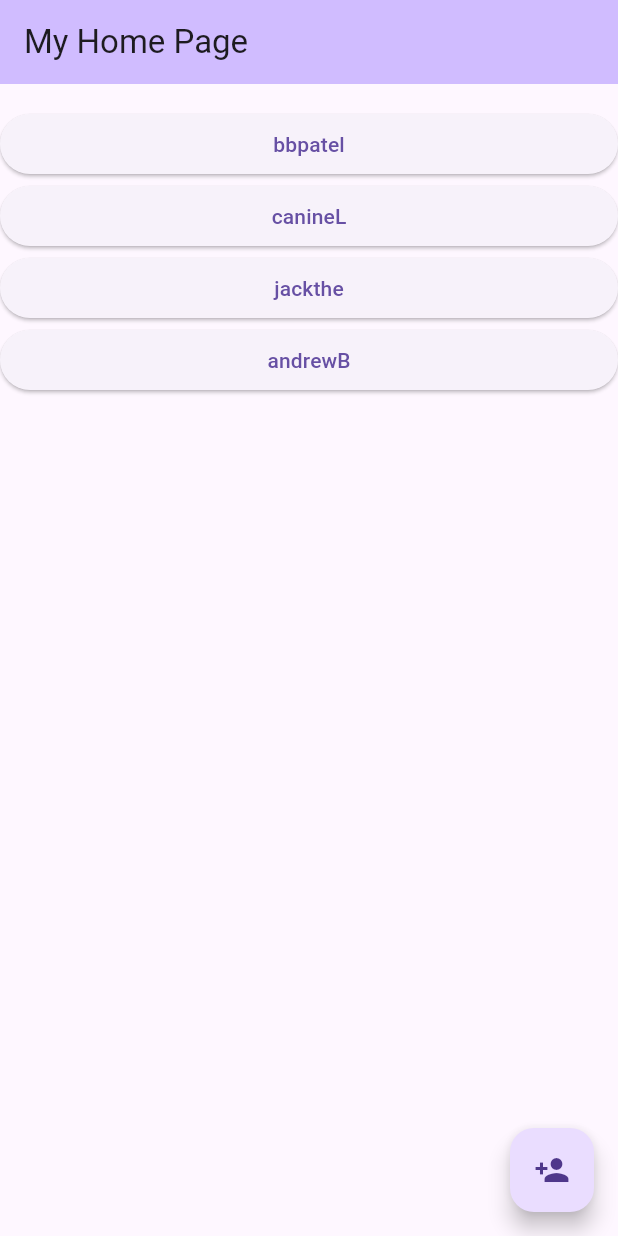
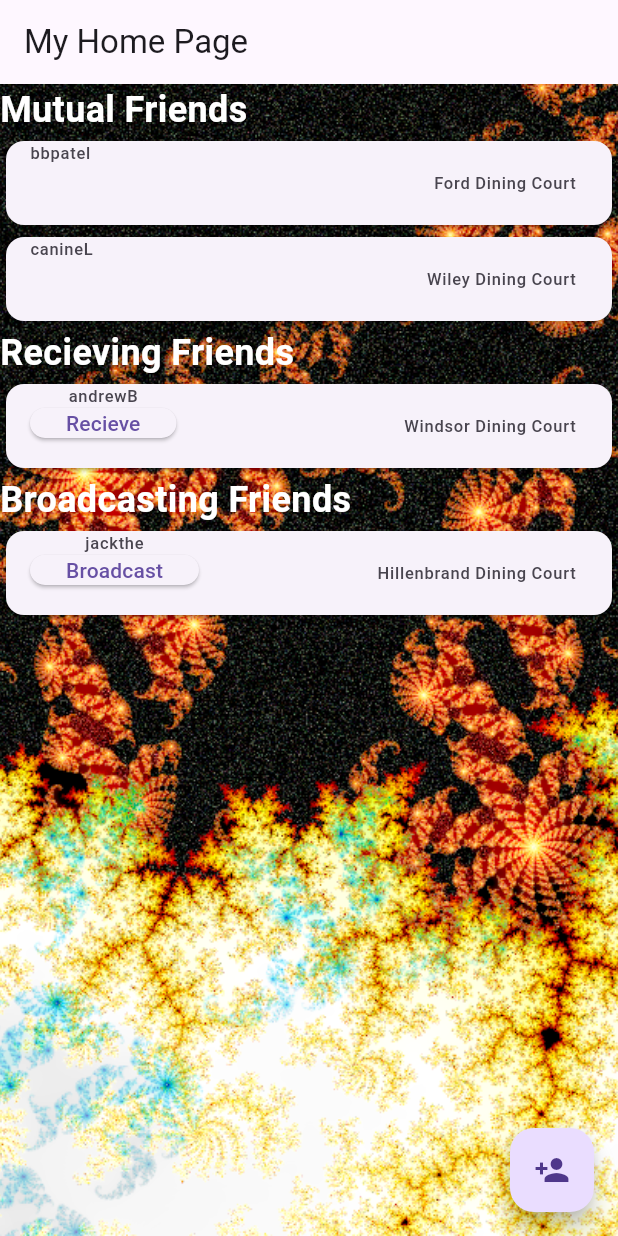
Before and after one commit to PixelQuester/Afasgjk, a Flutter app: the screen it shows after launch, on a phone screen of 412 x 824 dp. Run offline on Flutter 3.47's test engine with Material 3 defaults, Android fonts, the phone set to English and light mode, and no system bars; our stand-ins replace flutter_local_notifications.

```diff
--- a/flutter_application_1/lib/main.dart
+++ b/flutter_application_1/lib/main.dart
@@ -4,23 +4,25 @@ import 'package:flutter_local_notifications/flutter_local_notifications.dart';
 
 String _friendCode = '';
 List<String> _friendCodes = [
-  '{"uid": "20406080", "username": "bbpatel", "where": "Ford Dining Court", "since": "6:00pm"}',
-  '{"uid": "10305070", "username": "canineL", "where": "Wiley Dining Court", "since": "9:00pm"}',
-  '{"uid": "12345678", "username": "jackthe", "where": "Hillenbrand Dining Court", "since": "7:00pm"}',
-  '{"uid": "87654321", "username": "andrewB", "where": "Windsor Dining Court", "since": "10:00am"}',
+  '{"uid": "20406080", "username": "bbpatel", "where": "Ford Dining Court", "since": "6:00pm", "status": "both"}',
+  '{"uid": "10305070", "username": "canineL", "where": "Wiley Dining Court", "since": "9:00pm", "status": "both"}',
+  '{"uid": "12345678", "username": "jackthe", "where": "Hillenbrand Dining Court", "since": "7:00pm", "status": "other"}',
+  '{"uid": "87654321", "username": "andrewB", "where": "Windsor Dining Court", "since": "10:00am", "status": "you"}',
 ];
-
-
-
-
 
 class UserData {
   String uid;
   String username;
   String where;
   String since; // how long there (can change to ISO class later)
+  String status;
 
-  UserData({required this.uid, required this.username, required this.where, required this.since});
+  UserData(
+      {required this.uid,
+      required this.username,
+      required this.where,
+      required this.since,
+      required this.status});
 
   // Factory method to create a User instance from a Map
   factory UserData.fromJson(Map<String, dynamic> json) {
@@ -28,7 +30,8 @@ class UserData {
       uid: json['uid'],
       username: json['username'],
       where: json['where'],
-      since:json['since']
+      since: json['since'],
+      status: json['status'],
     );
 
     // to convert UserData into a string
@@ -40,25 +43,60 @@ class UserData {
       'username': username,
       'where': where,
       'since': since,
+      'status': status
     });
-  }
-
-  String getUID() {
-    return uid;
-  }
-  String getUsername() {
-    return username;
-  }
-  String getWhere() {
-    return where;
-  }
-  String getSince() {
-    return since;
   }
 } // user Data class
 // Map<String, dynamic> jsonMap = json.decode("string");
 // UserData user = UserData.fromJson(jsonMap);
 
+class FriendList {
+  List<UserData> friends = [];
+  int get length => friends.length;
+  UserData operator [](int index) => friends[index];
+  List<UserData> where(bool Function(UserData) test) =>
+      friends.where(test).toList();
+
+  void addFriendToList(UserData user) {
+    friends.add(user);
+  }
+
+  void removeFriendFromList(UserData user) {
+    friends.removeWhere((friend) => friend.uid == user.uid);
+  }
+
+  void stopBroadCasting(UserData user) {
+    for (var friend in friends) {
+      if (friend.uid == user.uid)
+        friend.status = 'other';
+    }
+  }
+
+  void startFriend(UserData user) {
+    for (var friend in friends) {
+      if (friend.uid == user.uid)
+        friend.status = 'both';
+    }
+  }
+
+  void stopRecieving(UserData user) {
+    for (var friend in friends) {
+      if (friend.uid == user.uid)
+        friend.status = 'you';
+    }
+  }
+
+
+  FriendList(List<String> friendCodes)
+      : friends = friendCodes
+            .map((friendCode) => UserData.fromJson(jsonDecode(friendCode)))
+            .toList();
+  FriendList.fromUsers(List<UserData> users) {
+    friends = users;
+  }
+
+  // ...
+}
 
 void main() {
   runApp(_MyApp());
@@ -70,14 +108,15 @@ class _MyApp extends StatelessWidget {
     return MaterialApp(
       home: _MyHomePage(),
       routes: {
-        '/addFriend': (context) => const AddFriendPage(), // screen to enter a friend code
-        '/viewFriend': (context) => const ViewFriendPage(), // options remove, see dining court
-        '/viewDiningCourt': (context) => const ViewDiningCourt(), // options to see dining court times (maybe menu)
+        '/addFriend': (context) =>
+            const AddFriendPage(), // screen to enter a friend code
+        //'/viewFriend': (context) => const ViewFriendPage(user:user), // options remove, see dining court
+        '/viewDiningCourt': (context) =>
+            const ViewDiningCourt(), // options to see dining court times (maybe menu)
       },
     );
   }
 }
-
 
 final FlutterLocalNotificationsPlugin flutterLocalNotificationsPlugin =
     FlutterLocalNotificationsPlugin();
@@ -85,9 +124,7 @@ Future<void> _showNotification() async {
   const AndroidNotificationDetails androidPlatformChannelSpecifics =
       AndroidNotificationDetails(
           'your channel id', 'your channel name', 'your channel description',
-          importance: Importance.max,
-          priority: Priority.high,
-          showWhen: false);
+          importance: Importance.max, priority: Priority.high, showWhen: false);
   const NotificationDetails platformChannelSpecifics =
       NotificationDetails(android: androidPlatformChannelSpecifics);
   await flutterLocalNotificationsPlugin.show(
@@ -101,14 +138,33 @@ class _MyHomePage extends StatefulWidget {
   _MyHomePageState createState() => _MyHomePageState();
 }
 
+class ImageSection extends StatelessWidget {
+  const ImageSection({super.key, required this.image});
+
+  final String image;
+
+  @override
+  Widget build(BuildContext context) {
+    return Image.asset(
+      image,
+      width: 600,
+      height: 240,
+      fit: BoxFit.cover,
+    );
+  }
+}
+
 class _MyHomePageState extends State<_MyHomePage> {
+  FriendList friendList = FriendList(_friendCodes);
 
   void _navigateToAddFriend() async {
     try {
-      final result = await Navigator.pushNamed(context, '/addFriend').then((value) {
+      final result =
+          await Navigator.pushNamed(context, '/addFriend').then((value) {
         if (value != null) {
           setState(() {
-            _friendCodes.add(value.toString());
+            friendList.addFriendToList(
+                UserData.fromJson(json.decode(value.toString())));
           });
         }
       });
@@ -117,15 +173,20 @@ class _MyHomePageState extends State<_MyHomePage> {
     }
   }
 
-  void _navigateToViewFriend() async {
+  void _navigateToViewFriend(UserData user) async {
     try {
-      final result = await Navigator.pushNamed(context, '/viewFriend').then((value) {
+      final result = await Navigator.push(
+        context,
+        MaterialPageRoute(builder: (context) => ViewFriendPage(user: user)),
+      ).then((value) {
         if (value != null) {
           setState(() {
-            _friendCodes.remove(value.toString());
+            friendList.removeFriendFromList(
+                UserData.fromJson(json.decode(value.toString())));
           });
         }
       });
+
       if (result == true) {
         setState(() async {
           // Rebuild page here
@@ -138,58 +199,88 @@ class _MyHomePageState extends State<_MyHomePage> {
     }
   }
 
+  Widget _buildFriendCard(UserData friend) {
+    return Card(
+      child: ListTile(
+        leading: Column(
+          children: <Widget>[
+            Text(friend.username),
+            if (friend.status == 'other')
+              Container(
+                height: 20,
+                child: ElevatedButton(
+                  onPressed: () {
+                    setState(() {
+                      friendList.startFriend(friend);
+                    });
+                  },
+                  child: const Text('Broadcast'),
+                )
+              ),
+              if (friend.status == 'you')
+                Container(
+                  height: 20,
+                  child: ElevatedButton(
+                    onPressed: () {
+                      setState(() {
+                        friendList.startFriend(friend);
+                      });
+                    },
+                    child: const Text('Recieve'),
+                  )
+                )
+          ]
+        ),
+        trailing: Text(friend.where),
+        onTap: () {
+          _friendCode = friend.toJson();
+          _navigateToViewFriend(friend);
+        },
+      ),
+    );
+  }
+
   @override
   Widget build(BuildContext context) {
+    FriendList bothFriends = FriendList.fromUsers(
+        friendList.where((friend) => friend.status == 'both').toList());
+    FriendList otherFriends = FriendList.fromUsers(
+        friendList.where((friend) => friend.status == 'other').toList());
+    FriendList youFriends = FriendList.fromUsers(
+        friendList.where((friend) => friend.status == 'you').toList());
+
     return Scaffold(
       appBar: AppBar(
-        backgroundColor: Theme.of(context).colorScheme.inversePrimary,
         title: const Text('My Home Page'),
       ),
-      body: Center(
-        child: Column(
-          mainAxisAlignment: MainAxisAlignment.center,
-          children: <Widget>[
-            SizedBox(height: 16),
-            Expanded(
-              child: ListView.builder(
-                itemCount: _friendCodes.length,
-                itemBuilder: (context, index) {
-                  UserData user = UserData.fromJson(json.decode(_friendCodes[index]));
-                  return ElevatedButton(
-                    onPressed: () {
-                      _friendCode = _friendCodes[index];
-                      // navigate to the view friend profile for that friend
-                      Navigator.push(
-                        context,
-                        MaterialPageRoute(builder: (context) => ViewFriendPage()),
-                      );
-                    },
-                    child: Text(user.getUsername()),
-                  );
-                },
+      body: Container(
+        decoration: const BoxDecoration(
+          image: DecorationImage(
+            image: AssetImage('images/background_1.png'),
+            fit: BoxFit.cover,
           ),
         ),
+        child: ListView(
+          children: <Widget>[
+            const Text('Mutual Friends',
+                style: TextStyle(fontSize: 24, fontWeight: FontWeight.bold, color: Colors.white)),
+            ...bothFriends.friends.map((friend) => _buildFriendCard(friend)),
+            const Text('Recieving Friends',
+                style: TextStyle(fontSize: 24, fontWeight: FontWeight.bold, color: Colors.white)),
+            ...youFriends.friends.map((friend) => _buildFriendCard(friend)),
+            const Text('Broadcasting Friends',
+                style: TextStyle(fontSize: 24, fontWeight: FontWeight.bold, color: Colors.white)),
+            ...otherFriends.friends.map((friend) => _buildFriendCard(friend)),
           ],
         ),
       ),
-      floatingActionButton: Align(
-        alignment: Alignment.bottomRight,
-        child: Column(
-          mainAxisAlignment: MainAxisAlignment.end,
-          children: <Widget>[
-            const SizedBox(height: 10),
-            FloatingActionButton(
+      floatingActionButton: FloatingActionButton(
         onPressed: _navigateToAddFriend,
         child: const Icon(Icons.person_add),
-            ),
-          ],
-        ),
       ),
     );
   }
 }
-
-
 
 // start for view friend page
 class AddFriendPage extends StatefulWidget {
@@ -200,48 +291,34 @@ class AddFriendPage extends StatefulWidget {
 }
 
 class _AddFriendPageState extends State<AddFriendPage> {
+  final _controller = TextEditingController(); // for text field
+  String _friendCode = ""; // for what use enteres as username
 
-  final _controller = TextEditingController();
-
-  void _setFriendCode(String value) {
+  void _addFriendCode() {
     setState(() {
-      try {
-
-      // ask server for String value
-      UserData user = UserData.fromJson(json.decode(_friendCodes[0]));
-      _friendCode = user.toJson();
-      } catch (e) {
+      if (_friendCode.length == 8) {
+        // replace with call to server when available
+        String defaultOption =
+            '{"uid": "20406080", "username": "bbpatel", "where": "Ford Dining Court", "since": "6:00pm", "status": "both"}';
+        Navigator.pop(context,
+            defaultOption); // send message back to main to refresh list.
+      } else {
         ScaffoldMessenger.of(context).showSnackBar(
-          const SnackBar(content: Text('Error: Could not fetch user profile.')),
+          const SnackBar(
+              content: Text(
+                  'Error: Friend code invalid or already added.')), // notification
         );
+        _controller.clear(); // reset text field
       }
     });
   }
 
-  void _addFriendCode() {
-    setState(() {
-
-      // prevent duplicates ...
-      // prevent shorty
-      UserData user = UserData.fromJson(json.decode(_friendCode));
-      if (user.getUID().length == 8 && RegExp(r'^[0-9]+$').hasMatch(user.getUID()) && !_friendCodes.contains(user.getUID())) { // replace with call to server when available
-        Navigator.pop(context, _friendCode);
-      } else {
-        ScaffoldMessenger.of(context).showSnackBar(
-          const SnackBar(content: Text('Error: Friend code invalid or already added.')),
-        );
-        _controller.clear();
-      }
-      //Navigator.pop(context, _friendCode);
-    });
+  @override
+  void dispose() {
+    _controller.dispose(); // clean up the controller
+    super.dispose();
   }
 
-
-  @override
-  void dispose() {
-    _controller.dispose();
-    super.dispose();
-  }
   @override
   Widget build(BuildContext context) {
     return Scaffold(
@@ -268,7 +345,7 @@ class _AddFriendPageState extends State<AddFriendPage> {
                 onChanged: (value) {
                   // Store the entered code in a variable
                   // Call the function to add the code to the friend list
-                  _setFriendCode(value);
+                  _friendCode = value;
                 },
               ),
             ),
@@ -285,33 +362,23 @@ class _AddFriendPageState extends State<AddFriendPage> {
       ),
     );
   }
-
 }
 
-
 // start for view friend page
-class ViewFriendPage extends StatefulWidget{
-  const ViewFriendPage({Key? key}) : super(key: key);
+class ViewFriendPage extends StatefulWidget {
+  UserData user;
+  ViewFriendPage({super.key, required this.user});
 
   @override
-  _ViewFriendPageState createState() => _ViewFriendPageState();
+  _ViewFriendPageState createState() => _ViewFriendPageState(user: user);
 }
 
 class _ViewFriendPageState extends State<ViewFriendPage> {
-  // get user info
-  //void getUserInfo()
-  //Map<String, dynamic> jsonMap = json.decode("string");
-  /*String uid;
-  String username;
-  String where;
-  String since;*/
-  UserData user = UserData.fromJson(json.decode(
-    _friendCode)
-    );
+  UserData user;
+  _ViewFriendPageState({required this.user});
 
   void _removeFriendCode() {
     setState(() {
-
       // prevent duplicates ...
       // prevent shorty
       Navigator.pop(context, user.toJson());
@@ -329,22 +396,17 @@ class _ViewFriendPageState extends State<ViewFriendPage> {
           mainAxisAlignment: MainAxisAlignment.center,
           children: <Widget>[
             Text(
-              user.getUsername(),
+              user.username,
               style: TextStyle(fontSize: 20),
             ),
             SizedBox(height: 16),
             Text(
-              user.getUID(),
+              user.where,
               style: TextStyle(fontSize: 14),
             ),
             SizedBox(height: 16),
             Text(
-              user.getWhere(),
-              style: TextStyle(fontSize: 14),
-            ),
-            SizedBox(height: 16),
-            Text(
-              user.getSince(),
+              user.since,
               style: TextStyle(fontSize: 14),
             ),
             SizedBox(height: 16),
@@ -361,9 +423,8 @@ class _ViewFriendPageState extends State<ViewFriendPage> {
   }
 }
 
-
 // start for dining court page
-class ViewDiningCourt extends StatefulWidget{
+class ViewDiningCourt extends StatefulWidget {
   const ViewDiningCourt({Key? key}) : super(key: key);
 
   @override
@@ -371,9 +432,8 @@ class ViewDiningCourt extends StatefulWidget{
 }
 
 class _ViewDiningCourtState extends State<ViewDiningCourt> {
-
   @override
-  Widget build(BuildContext context){
+  Widget build(BuildContext context) {
     return Scaffold();
   }
 }
--- a/flutter_application_1/pubspec.yaml
+++ b/flutter_application_1/pubspec.yaml
@@ -62,6 +62,9 @@ flutter:
   # assets:
   #   - images/a_dot_burr.jpeg
   #   - images/a_dot_ham.jpeg
+  assets:
+    - images/background_1.png
+    - images/lake.jpg
 
   # An image asset can refer to one or more resolution-specific "variants", see
   # https://flutter.dev/assets-and-images/#resolution-aware
```
Also changed, not shown: flutter_application_1/images/background_1.png (added), flutter_application_1/images/lake.jpg (added). Lines whose indentation alone changed are shown as unchanged.
